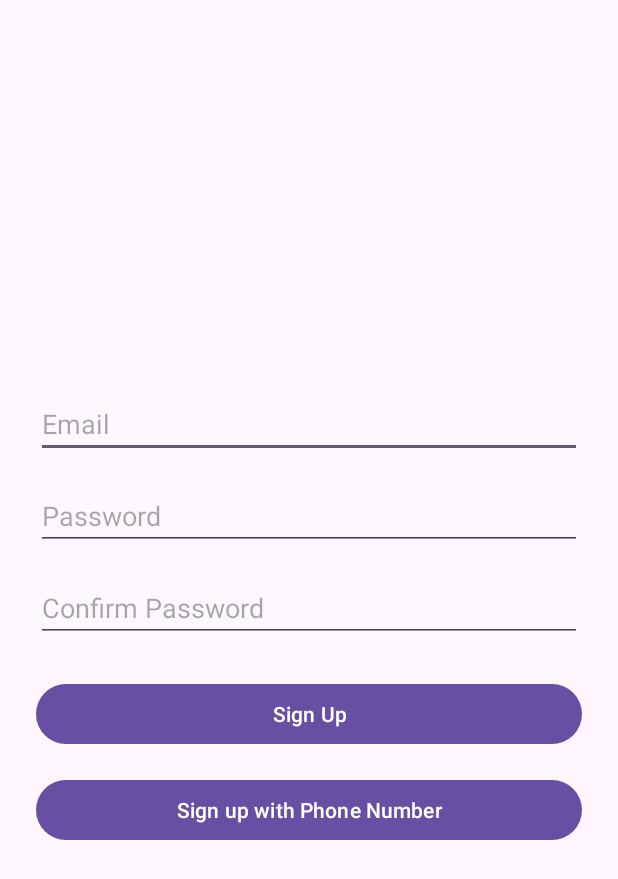
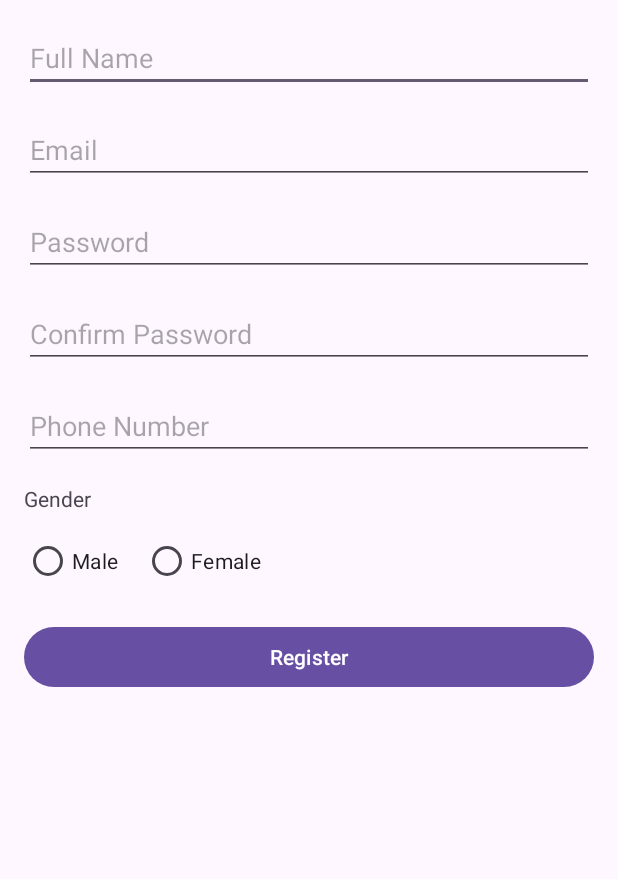
Before and after one commit to housseinmsallem/manouba, an Android app: the RegisterActivity screen opened directly, with no data from a screen before it, on a phone screen of 412 x 824 dp. Shown: the top 879 px of the screen. Run offline under Robolectric (Android 15) with nearby library versions, the light colour scheme and no system bars; our stand-ins replace Firebase (no records; nobody signed in at launch, a user with empty details on screens opened directly).

Commit message:
second change

```diff
--- a/app/build.gradle.kts
+++ b/app/build.gradle.kts
@@ -43,6 +43,7 @@ dependencies {
     implementation(libs.credentials)
     implementation(libs.credentials.play.services.auth)
     implementation(libs.googleid)
+    implementation(libs.firebase.firestore)
 
     testImplementation(libs.junit)
     androidTestImplementation(libs.ext.junit)
--- a/app/src/main/java/com/example/manouba/MainActivity.java
+++ b/app/src/main/java/com/example/manouba/MainActivity.java
@@ -34,7 +34,7 @@ public class MainActivity extends AppCompatActivity {
     private TrainDatabaseHelper databaseHelper;
     private FusedLocationProviderClient fusedLocationClient;
     private List<Train> trainList;
-    private Button navHome, navLocation, navTickets;
+    private Button navHome, navLocation, navTickets, navAccount;
 
     @Override
     protected void onCreate(Bundle savedInstanceState) {
@@ -46,6 +46,7 @@ public class MainActivity extends AppCompatActivity {
         navHome = findViewById(R.id.nav_home);
         navLocation = findViewById(R.id.nav_location);
         navTickets = findViewById(R.id.nav_tickets);
+        navAccount = findViewById(R.id.nav_account);
 
         // Set up navigation button listeners
         navHome.setOnClickListener(v -> {
@@ -55,6 +56,7 @@ public class MainActivity extends AppCompatActivity {
 
         navLocation.setOnClickListener(v -> loadFragment(new LocationFragment()));
         navTickets.setOnClickListener(v -> loadFragment(new TicketFragment()));
+        navAccount.setOnClickListener(v -> loadFragment(new AccountFragment()));
 
         // Initialize location services
         fusedLocationClient = LocationServices.getFusedLocationProviderClient(this);
--- a/app/src/main/java/com/example/manouba/RegisterActivity.java
+++ b/app/src/main/java/com/example/manouba/RegisterActivity.java
@@ -5,61 +5,110 @@ import android.os.Bundle;
 import android.text.TextUtils;
 import android.widget.Button;
 import android.widget.EditText;
+import android.widget.RadioButton;
+import android.widget.RadioGroup;
 import android.widget.Toast;
 
 import androidx.appcompat.app.AppCompatActivity;
 
 import com.google.firebase.auth.FirebaseAuth;
+import com.google.firebase.auth.FirebaseUser;
+import com.google.firebase.firestore.FirebaseFirestore;
+
+import java.util.HashMap;
+import java.util.Map;
 
 public class RegisterActivity extends AppCompatActivity {
 
-    EditText emailField, passwordField, confirmPasswordField;
-    Button registerButton, phoneSignupButton;
-    FirebaseAuth mAuth;
+    private EditText emailField, passwordField, confirmPasswordField, nameField, phoneField;
+    private RadioGroup genderRadioGroup;
+    private Button registerButton;
+    private FirebaseAuth mAuth;
+    private FirebaseFirestore db;
 
     @Override
     protected void onCreate(Bundle savedInstanceState) {
         super.onCreate(savedInstanceState);
         setContentView(R.layout.activity_register);
 
+        // Initialize Firebase
+        mAuth = FirebaseAuth.getInstance();
+        db = FirebaseFirestore.getInstance();
+
+        // Initialize views
         emailField = findViewById(R.id.email);
         passwordField = findViewById(R.id.password);
         confirmPasswordField = findViewById(R.id.confirmPassword);
+        nameField = findViewById(R.id.name);
+        phoneField = findViewById(R.id.phone);
+        genderRadioGroup = findViewById(R.id.genderRadioGroup);
         registerButton = findViewById(R.id.registerButton);
-        phoneSignupButton = findViewById(R.id.phoneSignupButton);
-
-        mAuth = FirebaseAuth.getInstance();
 
         registerButton.setOnClickListener(v -> {
             String email = emailField.getText().toString().trim();
             String password = passwordField.getText().toString().trim();
             String confirmPassword = confirmPasswordField.getText().toString().trim();
+            String name = nameField.getText().toString().trim();
+            String phone = phoneField.getText().toString().trim();
 
-            if (TextUtils.isEmpty(email) || TextUtils.isEmpty(password) || TextUtils.isEmpty(confirmPassword)) {
-                Toast.makeText(RegisterActivity.this, "Please fill in all fields", Toast.LENGTH_SHORT).show();
+            // Get selected gender
+            int selectedId = genderRadioGroup.getCheckedRadioButtonId();
+            if (selectedId == -1) {
+                Toast.makeText(this, "Please select gender", Toast.LENGTH_SHORT).show();
+                return;
+            }
+
+            RadioButton selectedRadioButton = findViewById(selectedId);
+            String gender = selectedRadioButton.getText().toString();
+
+            if (TextUtils.isEmpty(email) || TextUtils.isEmpty(password) ||
+                    TextUtils.isEmpty(confirmPassword) || TextUtils.isEmpty(name) ||
+                    TextUtils.isEmpty(phone)) {
+                Toast.makeText(this, "Please fill in all fields", Toast.LENGTH_SHORT).show();
                 return;
             }
 
             if (!password.equals(confirmPassword)) {
-                Toast.makeText(RegisterActivity.this, "Passwords do not match", Toast.LENGTH_SHORT).show();
+                Toast.makeText(this, "Passwords do not match", Toast.LENGTH_SHORT).show();
                 return;
             }
 
+            registerUser(email, password, name, phone, gender);
+        });
+
+
+    }
+
+    private void registerUser(String email, String password, String name, String phone, String gender) {
         mAuth.createUserWithEmailAndPassword(email, password)
                 .addOnCompleteListener(task -> {
                     if (task.isSuccessful()) {
-                            Toast.makeText(RegisterActivity.this, "Registration successful!", Toast.LENGTH_SHORT).show();
-                            startActivity(new Intent(RegisterActivity.this, LoginActivity.class));
-                            finish();
+                        FirebaseUser user = mAuth.getCurrentUser();
+                        if (user != null) {
+                            saveUserData(user.getUid(), name, email, phone, gender);
+                        }
                     } else {
-                            Toast.makeText(RegisterActivity.this, "Error: " + task.getException().getMessage(), Toast.LENGTH_LONG).show();
+                        Toast.makeText(this, "Error: " + task.getException().getMessage(), Toast.LENGTH_LONG).show();
                     }
                 });
-        });
+    }
 
-        phoneSignupButton.setOnClickListener(v -> {
-            Intent intent = new Intent(RegisterActivity.this, PhoneAuthActivity.class);
-            startActivity(intent);
+    private void saveUserData(String userId, String name, String email, String phone, String gender) {
+        Map<String, Object> user = new HashMap<>();
+        user.put("name", name);
+        user.put("email", email);
+        user.put("phone", phone);
+        user.put("gender", gender);
+
+        db.collection("users").document(userId)
+                .set(user)
+                .addOnSuccessListener(aVoid -> {
+                    Toast.makeText(this, "Registration successful!", Toast.LENGTH_SHORT).show();
+                    startActivity(new Intent(this, LoginActivity.class));
+                    finish();
+                })
+                .addOnFailureListener(e -> {
+                    Toast.makeText(this, "Error saving user data: " + e.getMessage(), Toast.LENGTH_LONG).show();
                 });
     }
 }
--- /dev/null
+++ b/app/src/main/res/drawable/ic_account.xml
@@ -0,0 +1,5 @@
+<vector xmlns:android="http://schemas.android.com/apk/res/android" android:height="24dp" android:tint="#000000" android:viewportHeight="24" android:viewportWidth="24" android:width="24dp">
+
+    <path android:fillColor="@android:color/white" android:pathData="M12,2C6.48,2 2,6.48 2,12s4.48,10 10,10s10,-4.48 10,-10S17.52,2 12,2zM12,6c1.93,0 3.5,1.57 3.5,3.5S13.93,13 12,13s-3.5,-1.57 -3.5,-3.5S10.07,6 12,6zM12,20c-2.03,0 -4.43,-0.82 -6.14,-2.88C7.55,15.8 9.68,15 12,15s4.45,0.8 6.14,2.12C16.43,19.18 14.03,20 12,20z"/>
+
+</vector>
--- a/app/src/main/res/layout/activity_register.xml
+++ b/app/src/main/res/layout/activity_register.xml
@@ -1,37 +1,40 @@
 <?xml version="1.0" encoding="utf-8"?>
-<androidx.constraintlayout.widget.ConstraintLayout
-    xmlns:android="http://schemas.android.com/apk/res/android"
-    xmlns:app="http://schemas.android.com/apk/res-auto"
+<ScrollView xmlns:android="http://schemas.android.com/apk/res/android"
     android:layout_width="match_parent"
-    android:layout_height="match_parent">
+    android:layout_height="match_parent"
+    android:padding="16dp">
 
     <LinearLayout
-        android:id="@+id/form_container"
-        android:layout_width="0dp"
+        android:layout_width="match_parent"
         android:layout_height="wrap_content"
-        android:orientation="vertical"
-        android:padding="24dp"
-        android:gravity="center"
-        app:layout_constraintTop_toTopOf="parent"
-        app:layout_constraintBottom_toBottomOf="parent"
-        app:layout_constraintStart_toStartOf="parent"
-        app:layout_constraintEnd_toEndOf="parent">
+        android:orientation="vertical">
 
+        <!-- Name Field -->
+        <EditText
+            android:id="@+id/name"
+            android:layout_width="match_parent"
+            android:layout_height="wrap_content"
+            android:hint="Full Name"
+            android:inputType="textPersonName"
+            android:layout_marginBottom="16dp"/>
+
+        <!-- Email Field -->
         <EditText
             android:id="@+id/email"
             android:layout_width="match_parent"
             android:layout_height="wrap_content"
             android:hint="Email"
             android:inputType="textEmailAddress"
-            android:layout_marginBottom="16dp" />
+            android:layout_marginBottom="16dp"/>
 
+        <!-- Password Fields -->
         <EditText
             android:id="@+id/password"
             android:layout_width="match_parent"
             android:layout_height="wrap_content"
             android:hint="Password"
             android:inputType="textPassword"
-            android:layout_marginBottom="16dp" />
+            android:layout_marginBottom="16dp"/>
 
         <EditText
             android:id="@+id/confirmPassword"
@@ -39,22 +42,57 @@
             android:layout_height="wrap_content"
             android:hint="Confirm Password"
             android:inputType="textPassword"
-            android:layout_marginBottom="24dp" />
+            android:layout_marginBottom="16dp"/>
 
+        <!-- Phone Field -->
+        <EditText
+            android:id="@+id/phone"
+            android:layout_width="match_parent"
+            android:layout_height="wrap_content"
+            android:hint="Phone Number"
+            android:inputType="phone"
+            android:layout_marginBottom="16dp"/>
+
+        <!-- Gender RadioGroup -->
+        <TextView
+            android:layout_width="match_parent"
+            android:layout_height="wrap_content"
+            android:text="Gender"
+            android:layout_marginBottom="8dp"/>
+
+        <RadioGroup
+            android:id="@+id/genderRadioGroup"
+            android:layout_width="match_parent"
+            android:layout_height="wrap_content"
+            android:orientation="horizontal"
+            android:layout_marginBottom="16dp">
+
+            <RadioButton
+                android:id="@+id/maleRadio"
+                android:layout_width="wrap_content"
+                android:layout_height="wrap_content"
+                android:text="Male"
+                android:layout_marginEnd="16dp"/>
+
+            <RadioButton
+                android:id="@+id/femaleRadio"
+                android:layout_width="wrap_content"
+                android:layout_height="wrap_content"
+                android:text="Female"
+                android:layout_marginEnd="16dp"/>
+
+
+        </RadioGroup>
+
+        <!-- Register Button -->
         <Button
             android:id="@+id/registerButton"
             android:layout_width="match_parent"
             android:layout_height="wrap_content"
-            android:text="Sign Up" />
+            android:text="Register"
+            android:layout_marginBottom="8dp"/>
 
-        <Button
-            android:id="@+id/phoneSignupButton"
-            android:layout_width="match_parent"
-            android:layout_height="wrap_content"
-            android:text="Sign up with Phone Number"
-            android:layout_marginTop="16dp"/>
-
+        <!-- Phone Signup Button -->
 
     </LinearLayout>
-
-</androidx.constraintlayout.widget.ConstraintLayout>
+</ScrollView>
--- a/gradle/libs.versions.toml
+++ b/gradle/libs.versions.toml
@@ -13,6 +13,7 @@ firebaseAuth = "23.2.0"
 credentials = "1.5.0"
 credentialsPlayServicesAuth = "1.5.0"
 googleid = "1.1.1"
+firebaseFirestore = "25.1.4"
 
 [libraries]
 junit = { group = "junit", name = "junit", version.ref = "junit" }
@@ -27,6 +28,7 @@ firebase-auth = { group = "com.google.firebase", name = "firebase-auth", version
 credentials = { group = "androidx.credentials", name = "credentials", version.ref = "credentials" }
 credentials-play-services-auth = { group = "androidx.credentials", name = "credentials-play-services-auth", version.ref = "credentialsPlayServicesAuth" }
 googleid = { group = "com.google.android.libraries.identity.googleid", name = "googleid", version.ref = "googleid" }
+firebase-firestore = { group = "com.google.firebase", name = "firebase-firestore", version.ref = "firebaseFirestore" }
 
 [plugins]
 android-application = { id = "com.android.application", version.ref = "agp" }
```
Also changed, not shown: app/src/main/java/com/example/manouba/AccountFragment.java (added, +123 -0 lines), app/src/main/res/layout/activity_main.xml (+15 -1 lines), app/src/main/res/layout/fragment_account.xml (added, +191 -0 lines). Lines whose indentation alone changed are shown as unchanged.
